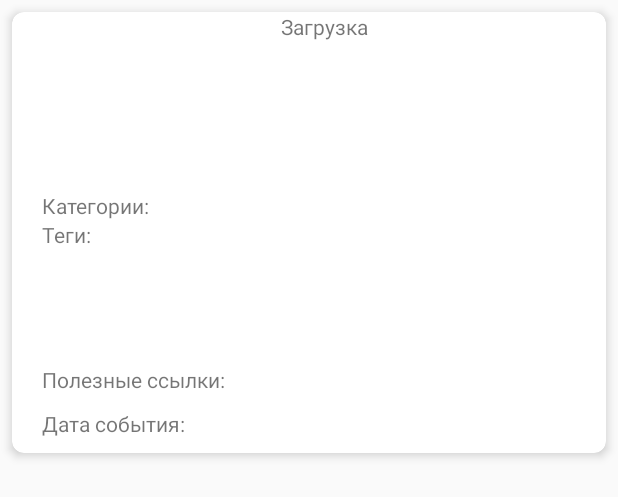
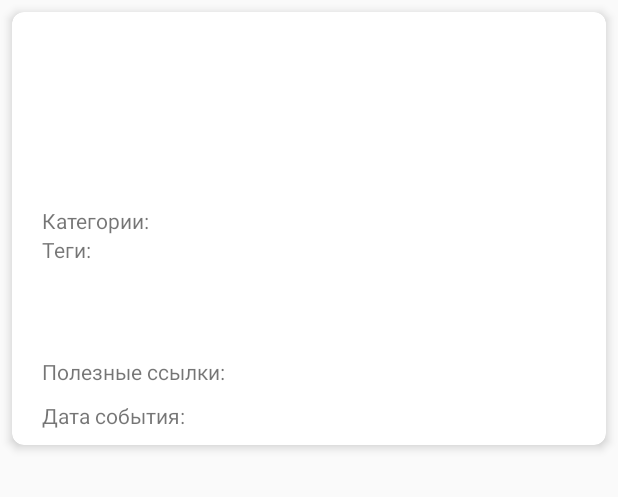
Before and after one commit to StasMax/ArchitectureComponent, an Android app: the layout recycler_event.xml on its own in the app's theme, with its tools: preview values and no code run, on a phone screen of 412 x 824 dp. Shown: the top 497 px of the screen. Run offline under Robolectric (Android 15) with nearby library versions, the phone set to English and light mode, and no system bars.

Commit message:
ready app

```diff
--- a/app/build.gradle
+++ b/app/build.gradle
@@ -50,9 +50,7 @@ dependencies {
     implementation 'com.android.support:support-v4:28.0.0'
     implementation 'com.android.support:recyclerview-v7:28.0.0'
     implementation 'com.squareup:javapoet:1.10.0'
-    implementation 'com.squareup.picasso:picasso:2.3.2'
-    implementation 'com.squareup.okhttp:okhttp:2.7.5'
-    implementation 'com.squareup.okhttp:okhttp-urlconnection:2.0.0'
+    implementation 'com.github.bumptech.glide:glide:4.8.0'
     implementation 'com.google.code.gson:gson:2.8.2'
     implementation 'com.android.support:cardview-v7:28.0.0'
     implementation 'de.hdodenhof:circleimageview:3.0.0'
@@ -80,4 +78,5 @@ dependencies {
     implementation "android.arch.lifecycle:extensions:1.1.1"
     annotationProcessor "android.arch.lifecycle:compiler:1.1.1"
     implementation "android.arch.lifecycle:reactivestreams:1.1.1"
+    implementation 'android.arch.navigation:navigation-fragment:1.0.0'
 }
--- a/app/src/main/java/com/example/android/architecturecomponent/presentation/adapter/viewHolders/ImageHelper.java
+++ b/app/src/main/java/com/example/android/architecturecomponent/presentation/adapter/viewHolders/ImageHelper.java
@@ -3,12 +3,12 @@ package com.example.android.architecturecomponent.presentation.adapter.viewHolde
 import android.view.View;
 import android.widget.ImageView;
 
-import com.squareup.picasso.Picasso;
+import com.bumptech.glide.Glide;
 
 class ImageHelper {
     ImageView setImageInFlipper(View itemView, String imageUrl) {
         ImageView image = new ImageView(itemView.getContext());
-        Picasso.with(itemView.getContext()).load(imageUrl).into(image);
+        Glide.with(itemView.getContext()).load(imageUrl).into(image);
         return image;
     }
 }
--- a/app/src/main/java/com/example/android/architecturecomponent/presentation/adapter/viewHolders/PostViewHolder.java
+++ b/app/src/main/java/com/example/android/architecturecomponent/presentation/adapter/viewHolders/PostViewHolder.java
@@ -7,10 +7,9 @@ import android.view.View;
 import android.widget.ImageView;
 import android.widget.TextView;
 
+import com.bumptech.glide.Glide;
 import com.example.android.architecturecomponent.R;
 import com.example.android.architecturecomponent.data.model.PublishModel;
-import com.squareup.picasso.Picasso;
-
 import butterknife.BindView;
 import butterknife.ButterKnife;
 
@@ -89,7 +88,8 @@ public class PostViewHolder extends RecyclerView.ViewHolder {
             }
 
             if (publishModel.getImageFile() != null && publishModel.getImageFile().size() != 0) {
-                Picasso.with(itemView.getContext()).load(publishModel.getImageFile().get(0)).into(postFilePicture);
+
+                Glide.with(itemView.getContext()).load(publishModel.getImageFile().get(0)).into(postFilePicture);
             } else {
                 postFilePicture.setVisibility(View.GONE);
             }
--- a/app/src/main/res/layout/recycler_event.xml
+++ b/app/src/main/res/layout/recycler_event.xml
@@ -1,16 +1,5 @@
 <?xml version="1.0" encoding="utf-8"?>
-<layout xmlns:android="http://schemas.android.com/apk/res/android">
-
-    <data>
-        <import type="android.view.View"/>
-        <import type="android.text.TextUtils"/>
-        <import type="java.util.List"/>
-        <variable
-            name="publishModel"
-            type="com.example.android.architecturecomponent.data.model.PublishModel" />
-
-    </data>
-    <android.support.v7.widget.CardView
+<android.support.v7.widget.CardView xmlns:android="http://schemas.android.com/apk/res/android"
     xmlns:card_view="http://schemas.android.com/apk/res-auto"
     android:id="@+id/card_view"
     android:layout_width="match_parent"
@@ -27,8 +16,6 @@
 
         <TextView
             android:id="@+id/load_txt_event"
-                android:visibility="@{(publishModel.imageFile.size == 0) ? View.GONE : View.VISIBLE}"
-                android:text="@string/load_txt"
             android:layout_width="wrap_content"
             android:layout_height="wrap_content"
             android:gravity="center"
@@ -39,9 +26,9 @@
 
         <ViewFlipper
             android:id="@+id/view_flipper_event"
-                android:visibility="@{(publishModel.imageFile.size == 0) ? View.GONE : View.VISIBLE}"
             android:layout_width="@dimen/event_width_picture_size"
             android:layout_height="@dimen/event_height_picture_size"
+            android:layout_marginTop="10dp"
             android:autoStart="true"
             android:flipInterval="3000"
             card_view:layout_constraintBottom_toTopOf="@+id/category_event"
@@ -51,7 +38,6 @@
 
         <TextView
             android:id="@+id/textView"
-                android:visibility="@{(publishModel.category.size == 0) ? View.GONE : View.VISIBLE}"
             android:layout_width="wrap_content"
             android:layout_height="wrap_content"
             android:layout_marginStart="20dp"
@@ -64,7 +50,6 @@
 
         <TextView
             android:id="@+id/category_event"
-                android:text="@{(publishModel.category.size == 0) ? View.GONE : View.VISIBLE}"
             android:layout_width="0dp"
             android:layout_height="wrap_content"
             android:textSize="@dimen/category_text_size"
@@ -76,7 +61,6 @@
 
         <TextView
             android:id="@+id/textView2"
-                android:visibility="@{(publishModel.tag.size == 0) ? View.GONE : View.VISIBLE}"
             android:layout_width="wrap_content"
             android:layout_height="wrap_content"
             android:layout_marginStart="20dp"
@@ -89,7 +73,6 @@
 
         <TextView
             android:id="@+id/tag_event"
-                android:text="@{(publishModel.tag.size == 0) ? View.GONE : View.VISIBLE}"
             android:layout_width="0dp"
             android:layout_height="wrap_content"
             android:layout_marginBottom="8dp"
@@ -102,10 +85,9 @@
 
         <TextView
             android:id="@+id/header_event"
-                android:text="@{TextUtils.isEmpty(publishModel.header) ? View.GONE : View.VISIBLE}"
             android:layout_width="0dp"
             android:layout_height="wrap_content"
-                android:layout_marginBottom="17dp"
+
             android:textSize="@dimen/text_size"
             card_view:layout_constraintBottom_toTopOf="@+id/description_event"
             card_view:layout_constraintEnd_toEndOf="@+id/description_event"
@@ -114,14 +96,9 @@
 
         <TextView
             android:id="@+id/description_event"
-                android:text="@{TextUtils.isEmpty(publishModel.description) ? View.GONE : View.VISIBLE}"
             android:layout_width="0dp"
             android:layout_height="wrap_content"
-                android:layout_marginStart="8dp"
-                android:layout_marginLeft="8dp"
-                android:layout_marginEnd="8dp"
-                android:layout_marginRight="8dp"
-                android:layout_marginBottom="8dp"
+            android:layout_marginBottom="10dp"
             android:textSize="@dimen/text_size"
             card_view:layout_constraintBottom_toTopOf="@+id/link_event"
             card_view:layout_constraintEnd_toEndOf="@+id/date_event"
@@ -130,7 +107,6 @@
 
         <TextView
             android:id="@+id/link_event_word"
-                android:visibility="@{(publishModel.link.size == 0) ? View.GONE : View.VISIBLE}"
             android:layout_width="wrap_content"
             android:layout_height="wrap_content"
             android:layout_marginStart="20dp"
@@ -143,7 +119,6 @@
 
         <TextView
             android:id="@+id/link_event"
-                android:visibility="@{(publishModel.link.size == 0) ? View.GONE : View.VISIBLE}"
             android:layout_width="0dp"
             android:layout_height="wrap_content"
             android:layout_marginBottom="10dp"
@@ -167,7 +142,6 @@
 
         <TextView
             android:id="@+id/date_event"
-                android:text="@{String.valueOf(publishModel.date)}"
             android:layout_width="0dp"
             android:layout_height="wrap_content"
             android:textSize="@dimen/link_size"
@@ -178,4 +152,3 @@
 
     </android.support.constraint.ConstraintLayout>
 </android.support.v7.widget.CardView>
-</layout>
```
Also changed, not shown: app/src/main/java/com/example/android/architecturecomponent/data/repository/DatabaseRepositoryImpl.java (+1 -6 lines), app/src/main/java/com/example/android/architecturecomponent/di/module/PublishModule.java (+2 -12 lines), app/src/main/java/com/example/android/architecturecomponent/presentation/adapter/FragmentsViewPagerAdapter.java (deleted, +0 -42 lines), app/src/main/java/com/example/android/architecturecomponent/presentation/mvvm/ui/MainActivity.java (+3 -9 lines), app/src/main/java/com/example/android/architecturecomponent/presentation/mvvm/ui/PublishActivity.java (+7 -11 lines), app/src/main/java/com/example/android/architecturecomponent/presentation/mvvm/ui/fragment/EventFragment.java (+12 -2 lines), app/src/main/java/com/example/android/architecturecomponent/presentation/mvvm/ui/fragment/LinkFragment.java (+6 -1 lines), app/src/main/java/com/example/android/architecturecomponent/presentation/mvvm/ui/fragment/PostFragment.java (+11 -3 lines), app/src/main/java/com/example/android/architecturecomponent/presentation/mvvm/viewModel/CommonFieldsViewModel.java (+6 -6 lines), app/src/main/java/com/example/android/architecturecomponent/presentation/mvvm/viewModel/EventViewModel.java (+12 -2 lines), app/src/main/java/com/example/android/architecturecomponent/presentation/mvvm/viewModel/LinkViewModel.java (+9 -2 lines), app/src/main/java/com/example/android/architecturecomponent/presentation/mvvm/viewModel/PostViewModel.java (+9 -1 lines), app/src/main/java/com/example/android/architecturecomponent/presentation/mvvm/viewModel/ViewModelFactory.java (+6 -1 lines), app/src/main/res/layout/activity_publish.xml (+7 -3 lines), 1 more files. Lines whose indentation alone changed are shown as unchanged.
